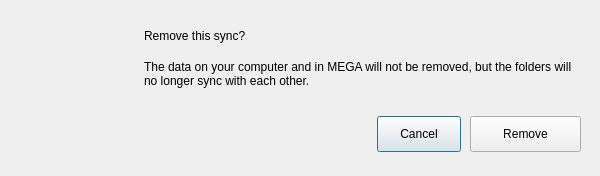
Old version of the form src/MEGASync/gui/ui/RemoveSyncConfirmationDialog.ui in the repository meganz/MEGAsync.
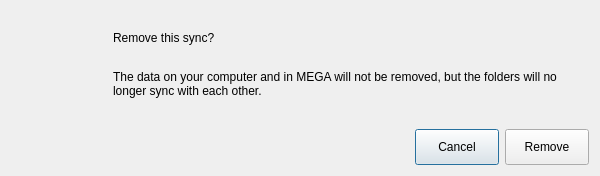
New version of the form. Icons and pictures are not drawn.

What changed in the file:
```diff
--- a/src/MEGASync/gui/ui/RemoveSyncConfirmationDialog.ui
+++ b/src/MEGASync/gui/ui/RemoveSyncConfirmationDialog.ui
@@ -39,28 +39,32 @@
 }
 </string>
   </property>
+  <layout class="QVBoxLayout" name="verticalLayout_2">
+   <item>
+    <layout class="QHBoxLayout" name="horizontalLayout_2">
+     <item>
   <widget class="QLabel" name="labelFolderIcon">
-   <property name="geometry">
-    <rect>
-     <x>24</x>
-     <y>24</y>
+       <property name="minimumSize">
+        <size>
      <width>96</width>
      <height>96</height>
-    </rect>
+        </size>
    </property>
    <property name="text">
     <string/>
    </property>
   </widget>
+     </item>
+     <item>
+      <layout class="QVBoxLayout" name="verticalLayout" stretch="0,1">
+       <property name="spacing">
+        <number>0</number>
+       </property>
+       <property name="topMargin">
+        <number>20</number>
+       </property>
+       <item>
   <widget class="QLabel" name="labelHeader">
-   <property name="geometry">
-    <rect>
-     <x>144</x>
-     <y>24</y>
-     <width>432</width>
-     <height>24</height>
-    </rect>
-   </property>
    <property name="styleSheet">
     <string notr="true"/>
    </property>
@@ -71,15 +75,9 @@
     <string notr="true">title</string>
    </property>
   </widget>
+       </item>
+       <item>
   <widget class="QLabel" name="labelMessage">
-   <property name="geometry">
-    <rect>
-     <x>144</x>
-     <y>56</y>
-     <width>432</width>
-     <height>36</height>
-    </rect>
-   </property>
    <property name="text">
     <string>The data on your computer and in MEGA will not be removed, but the folders will no longer sync with each other.</string>
    </property>
@@ -87,17 +85,30 @@
     <bool>true</bool>
    </property>
   </widget>
+       </item>
+      </layout>
+     </item>
+    </layout>
+   </item>
+   <item>
+    <layout class="QHBoxLayout" name="horizontalLayout" stretch="1,0,0">
+     <item>
+      <spacer name="horizontalSpacer">
+       <property name="orientation">
+        <enum>Qt::Orientation::Horizontal</enum>
+       </property>
+       <property name="sizeHint" stdset="0">
+        <size>
+         <width>40</width>
+         <height>20</height>
+        </size>
+       </property>
+      </spacer>
+     </item>
+     <item>
   <widget class="QPushButton" name="bCancel">
-   <property name="geometry">
-    <rect>
-     <x>377</x>
-     <y>116</y>
-     <width>84</width>
-     <height>36</height>
-    </rect>
-   </property>
    <property name="sizePolicy">
-    <sizepolicy hsizetype="Preferred" vsizetype="Fixed">
+        <sizepolicy hsizetype="Expanding" vsizetype="Fixed">
      <horstretch>0</horstretch>
      <verstretch>0</verstretch>
     </sizepolicy>
@@ -110,7 +121,7 @@
    </property>
    <property name="maximumSize">
     <size>
-     <width>77</width>
+         <width>16777215</width>
      <height>36</height>
     </size>
    </property>
@@ -133,30 +144,24 @@
     <string notr="true">medium</string>
    </property>
   </widget>
+     </item>
+     <item>
   <widget class="QPushButton" name="bRemove">
-   <property name="geometry">
-    <rect>
-     <x>470</x>
-     <y>116</y>
-     <width>111</width>
-     <height>36</height>
-    </rect>
-   </property>
    <property name="sizePolicy">
-    <sizepolicy hsizetype="Preferred" vsizetype="Fixed">
+        <sizepolicy hsizetype="Expanding" vsizetype="Fixed">
      <horstretch>0</horstretch>
      <verstretch>0</verstretch>
     </sizepolicy>
    </property>
    <property name="minimumSize">
     <size>
-     <width>111</width>
+         <width>84</width>
      <height>36</height>
     </size>
    </property>
    <property name="maximumSize">
     <size>
-     <width>77</width>
+         <width>16777215</width>
      <height>36</height>
     </size>
    </property>
@@ -177,6 +182,10 @@
     <string notr="true">medium</string>
    </property>
   </widget>
+     </item>
+    </layout>
+   </item>
+  </layout>
  </widget>
  <resources>
   <include location="../Resources.qrc"/>
```
Lines whose indentation alone changed are shown as unchanged.
